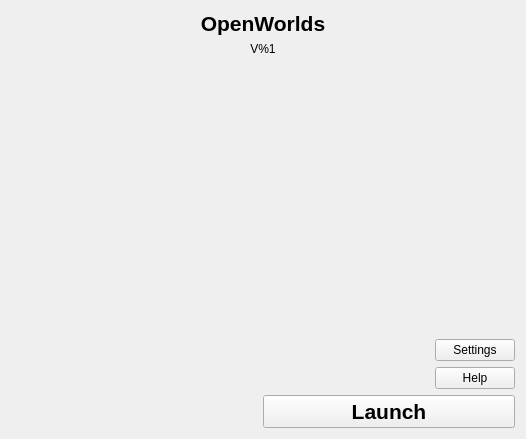
Old version of the form launcher/openworldslauncher.ui in the repository NexusTools/OpenWorlds.
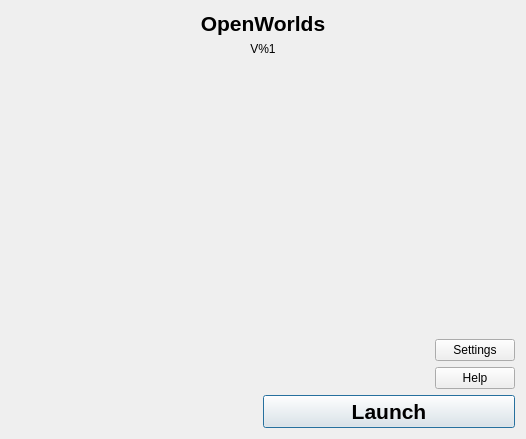
New version of the form.

Commit message: Set window title

The edit to the form file:
```diff
--- a/launcher/openworldslauncher.ui
+++ b/launcher/openworldslauncher.ui
@@ -119,6 +119,9 @@
           <property name="text">
            <string>Launch</string>
           </property>
+          <property name="default">
+           <bool>true</bool>
+          </property>
          </widget>
         </item>
        </layout>
```
Left out of the diff: 2 changed lines with no effect on the pictures. The commit also changes 1 other file.
